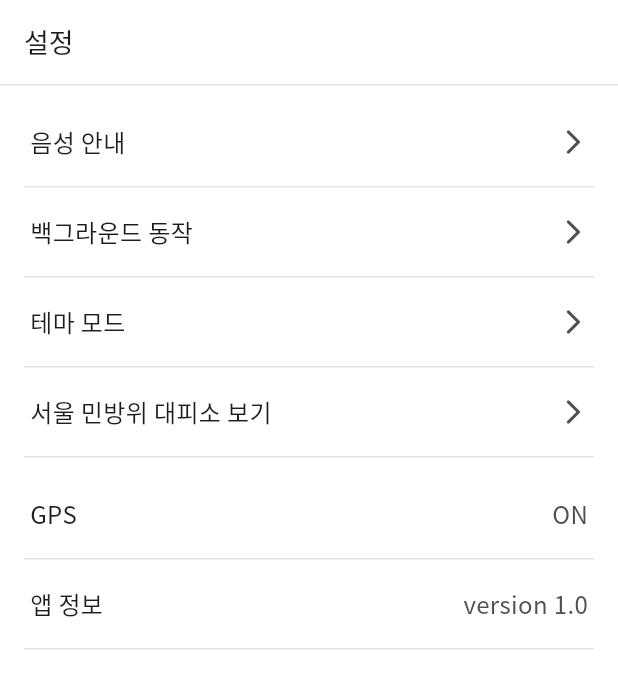
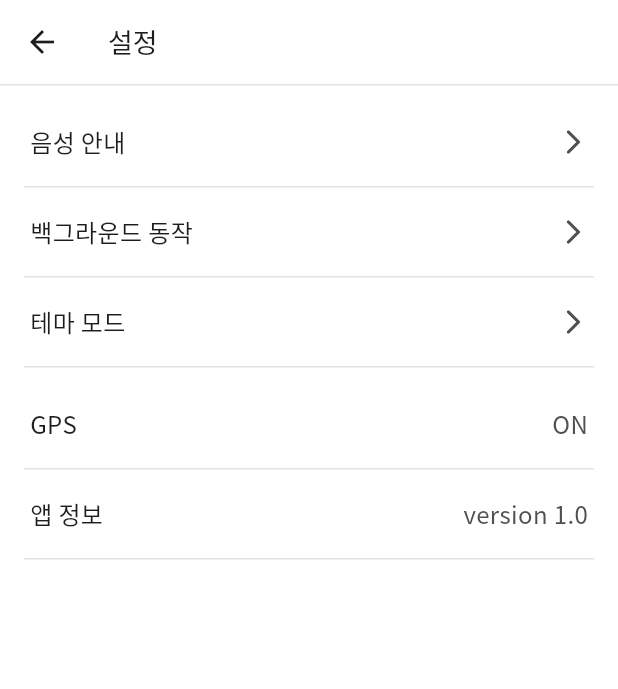
Before and after one commit to FaSBIL/OSSbasic-teamproject, a Flutter app: the screen it shows after launch, on a phone screen of 412 x 824 dp. Shown: the top 689 px of the screen. Run offline on Flutter 3.47's test engine with Material 3 defaults, Android fonts, the phone set to English and light mode, and no system bars; our stand-ins replace sqflite; accounts and stored records are empty.

Commit message:
코드 원상복구 #53

```diff
--- a/shelter/frontend/lib/routes/AppRoutes.dart
+++ b/shelter/frontend/lib/routes/AppRoutes.dart
@@ -3,20 +3,17 @@ import '../screens/settings/SettingsMainScreens.dart';
 import '../screens/settings/VoiceGuideScreen.dart';
 import '../screens/settings/BackgroundActivityScreen.dart';
 import '../screens/settings/ThemeModeScreen.dart';
-import '../screens/shelter_list.dart';
 
 class AppRoutes {
   static const String settings = '/settings';
   static const String voiceGuide = '/voiceGuide';
   static const String backgroundActivity = '/backgroundActivity';
   static const String themeMode = '/themeMode';
-  static const String shelterList = '/shelterList';
 
   static Map<String, WidgetBuilder> routes = {
     settings: (context) => const SettingsMainScreen(),
     voiceGuide: (context) => const VoiceGuideScreen(),
     backgroundActivity: (context) => const BackgroundActivityScreen(),
     themeMode: (context) => const ThemeModeScreen(),
-    shelterList: (context) => const ShelterListScreen(),
   };
 }
--- a/shelter/frontend/lib/screens/settings/SettingsMainScreens.dart
+++ b/shelter/frontend/lib/screens/settings/SettingsMainScreens.dart
@@ -47,12 +47,6 @@ class SettingsMainScreen extends StatelessWidget {
                       () => Navigator.pushNamed(context, AppRoutes.themeMode),
                 ),
 
-                SettingsNavItem(
-                  label: '서울 민방위 대피소 보기',
-                  onTap:
-                      () => Navigator.pushNamed(context, AppRoutes.shelterList),
-                ),
-
                 const SizedBox(height: 8),
 
                 const ConfigItem(label: 'GPS', value: 'ON'),
```
Also changed, not shown: shelter/frontend/lib/main.dart (+1 -11 lines).
